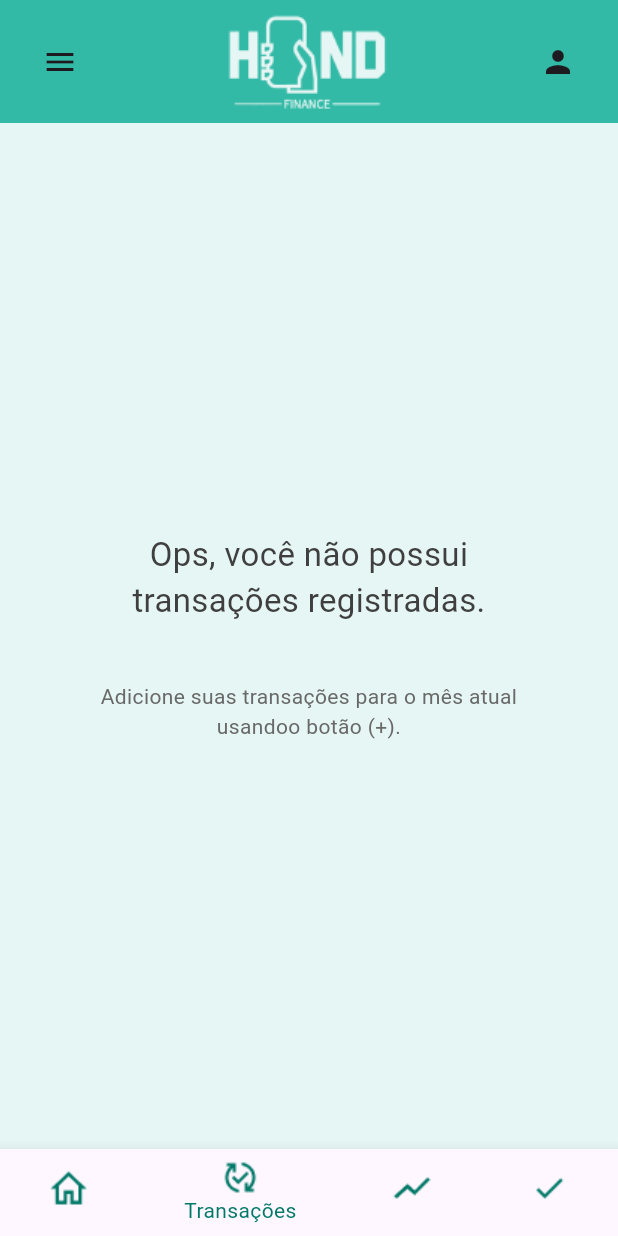
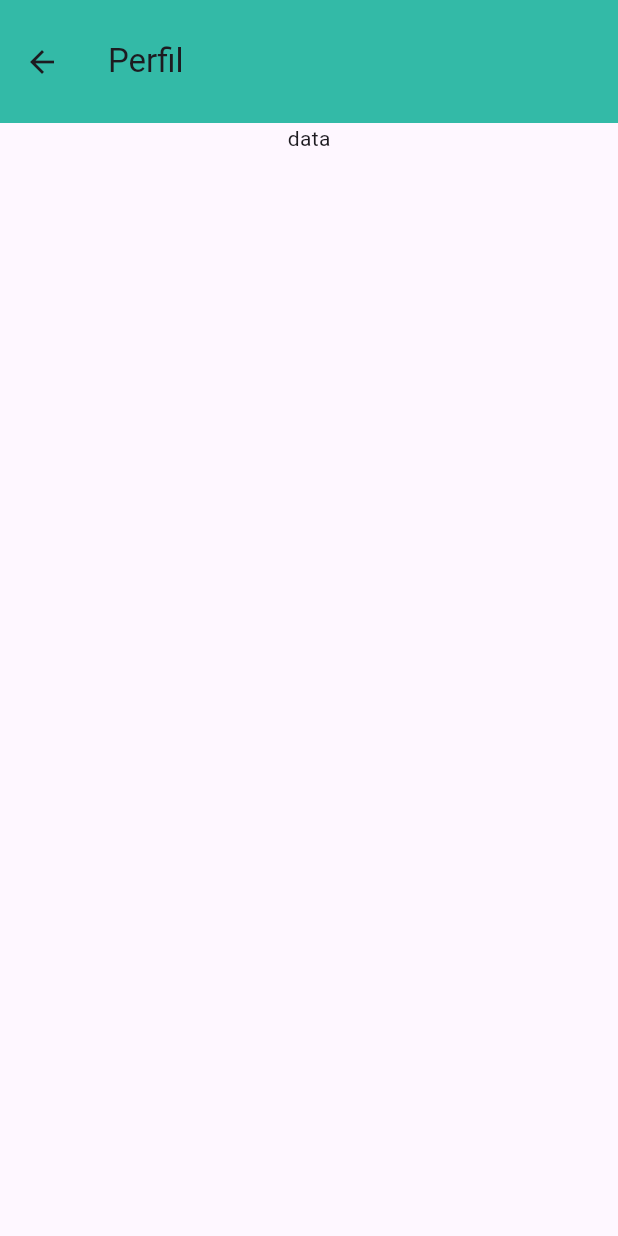
Before and after one commit to Jhyea026/Hand-finance, a Flutter app: the ClientPage screen opened directly, item 2 of the bottom bar chosen, after a tap on the "person" icon, on a phone screen of 412 x 824 dp. Run offline on Flutter 3.47's test engine with Material 3 defaults, Android fonts, the phone set to English and light mode, and no system bars.

Commit message:
Tela de perfil iniciada

```diff
--- a/lib/Windows/ClientPage.dart
+++ b/lib/Windows/ClientPage.dart
@@ -3,6 +3,7 @@
 import 'package:flutter/material.dart';
 import 'package:handfinance/Colors/cor.dart';
 import 'package:handfinance/Windows/Goals.dart';
+import 'package:handfinance/Windows/Perfil.dart';
 import 'package:handfinance/Windows/Planning.dart';
 import 'package:handfinance/Windows/Transactions.dart';
 import 'package:handfinance/Windows/home.dart';
@@ -40,7 +41,15 @@ class _MyClientPagePageState extends State<ClientPage> {
           children: [
             IconButton(onPressed: () {}, icon: Icon(Icons.menu)),
             SizedBox(child: Image.asset('lib/Assets/HandFinance-Logo2.png')),
-            IconButton(onPressed: () {}, icon: Icon(Icons.person))
+            IconButton(
+                onPressed: () {
+                  Navigator.of(context).push(
+                    MaterialPageRoute(builder: (context) {
+                      return Perfil();
+                    }),
+                  );
+                },
+                icon: Icon(Icons.person))
           ],
         ),
       ),
--- /dev/null
+++ b/lib/Windows/Perfil.dart
@@ -0,0 +1,26 @@
+// ignore_for_file: prefer_const_literals_to_create_immutables, prefer_const_constructors
+
+import 'package:flutter/material.dart';
+import 'package:handfinance/Colors/cor.dart';
+
+class Perfil extends StatelessWidget {
+  const Perfil({super.key});
+
+  @override
+  Widget build(BuildContext context) {
+    return Scaffold(
+      appBar: AppBar(
+        toolbarHeight: 82,
+        backgroundColor: Cor.Primary400,
+        title: Row(
+          children: [Text('Perfil')],
+        ),
+      ),
+      body: Center(
+        child: Column(
+          children: [Text('data')],
+        ),
+      ),
+    );
+  }
+}
--- a/lib/Windows/login.dart
+++ b/lib/Windows/login.dart
@@ -123,9 +123,7 @@ class Login extends StatelessWidget {
                               mainAxisAlignment: MainAxisAlignment.spaceAround,
                               children: [
                                 GestureDetector(
-                                    onTap: () {
-                                      print("clicado");
-                                    },
+                                    onTap: () {},
                                     child:
                                         Image.asset('lib/Assets/Facebook.png')),
                                 GestureDetector(
```
